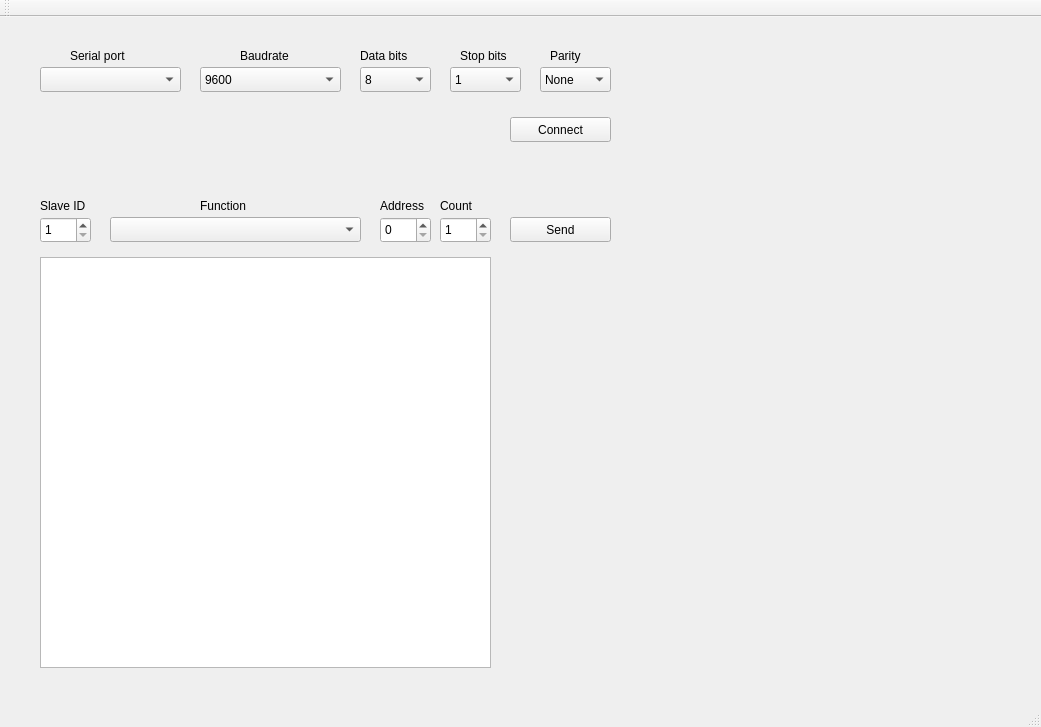
maisvendoo/qmaster, file forms/mainwindow.ui: the form before one commit.
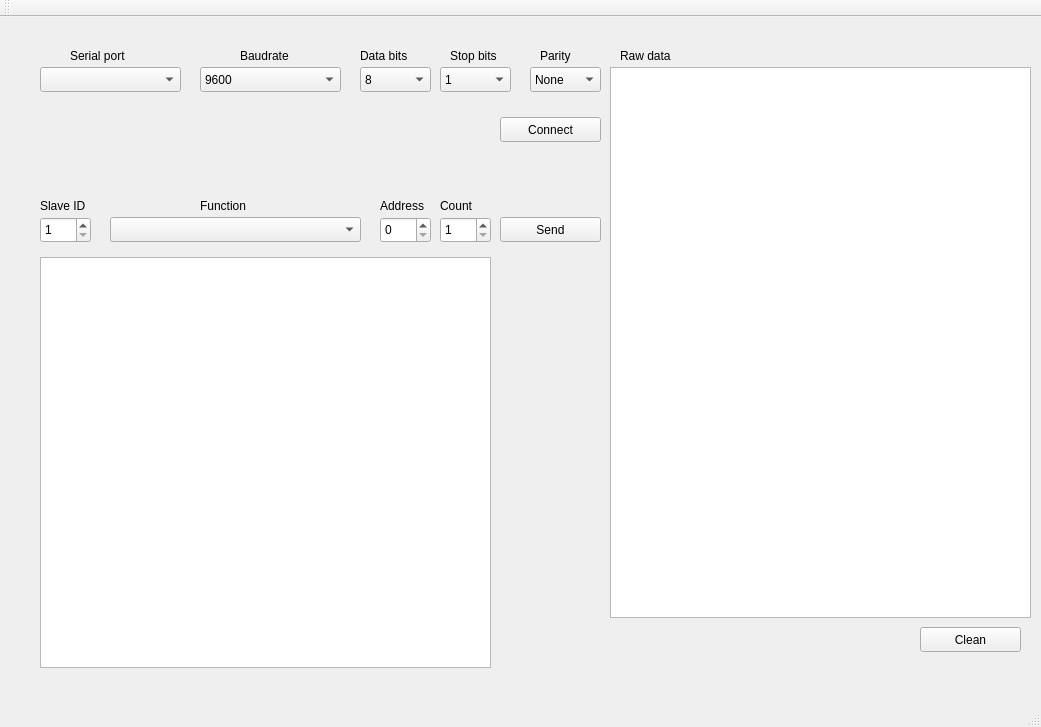
The form after the commit.

Commit message: Raw data log

The edit to the form file:
```diff
--- a/forms/mainwindow.ui
+++ b/forms/mainwindow.ui
@@ -138,7 +138,7 @@
    <widget class="QComboBox" name="cbStopBits">
     <property name="geometry">
      <rect>
-      <x>450</x>
+      <x>440</x>
       <y>50</y>
       <width>71</width>
       <height>25</height>
@@ -158,7 +158,7 @@
    <widget class="QComboBox" name="cbParity">
     <property name="geometry">
      <rect>
-      <x>540</x>
+      <x>530</x>
       <y>50</y>
       <width>71</width>
       <height>25</height>
@@ -222,7 +222,7 @@
    <widget class="QLabel" name="label_4">
     <property name="geometry">
      <rect>
-      <x>460</x>
+      <x>450</x>
       <y>30</y>
       <width>71</width>
       <height>17</height>
@@ -235,7 +235,7 @@
    <widget class="QLabel" name="label_5">
     <property name="geometry">
      <rect>
-      <x>550</x>
+      <x>540</x>
       <y>30</y>
       <width>41</width>
       <height>17</height>
@@ -248,7 +248,7 @@
    <widget class="QPushButton" name="bConnect">
     <property name="geometry">
      <rect>
-      <x>510</x>
+      <x>500</x>
       <y>100</y>
       <width>101</width>
       <height>25</height>
@@ -374,7 +374,7 @@
    <widget class="QPushButton" name="bSend">
     <property name="geometry">
      <rect>
-      <x>510</x>
+      <x>500</x>
       <y>200</y>
       <width>101</width>
       <height>25</height>
@@ -442,6 +442,42 @@
      </property>
     </column>
    </widget>
+   <widget class="QPlainTextEdit" name="ptRawData">
+    <property name="geometry">
+     <rect>
+      <x>610</x>
+      <y>50</y>
+      <width>421</width>
+      <height>551</height>
+     </rect>
+    </property>
+   </widget>
+   <widget class="QLabel" name="label_6">
+    <property name="geometry">
+     <rect>
+      <x>620</x>
+      <y>30</y>
+      <width>71</width>
+      <height>17</height>
+     </rect>
+    </property>
+    <property name="text">
+     <string>Raw data</string>
+    </property>
+   </widget>
+   <widget class="QPushButton" name="bRawDataClean">
+    <property name="geometry">
+     <rect>
+      <x>920</x>
+      <y>610</y>
+      <width>101</width>
+      <height>25</height>
+     </rect>
+    </property>
+    <property name="text">
+     <string>Clean</string>
+    </property>
+   </widget>
   </widget>
   <widget class="QMenuBar" name="menuBar">
    <property name="geometry">
```
The commit also changes 4 other files.
